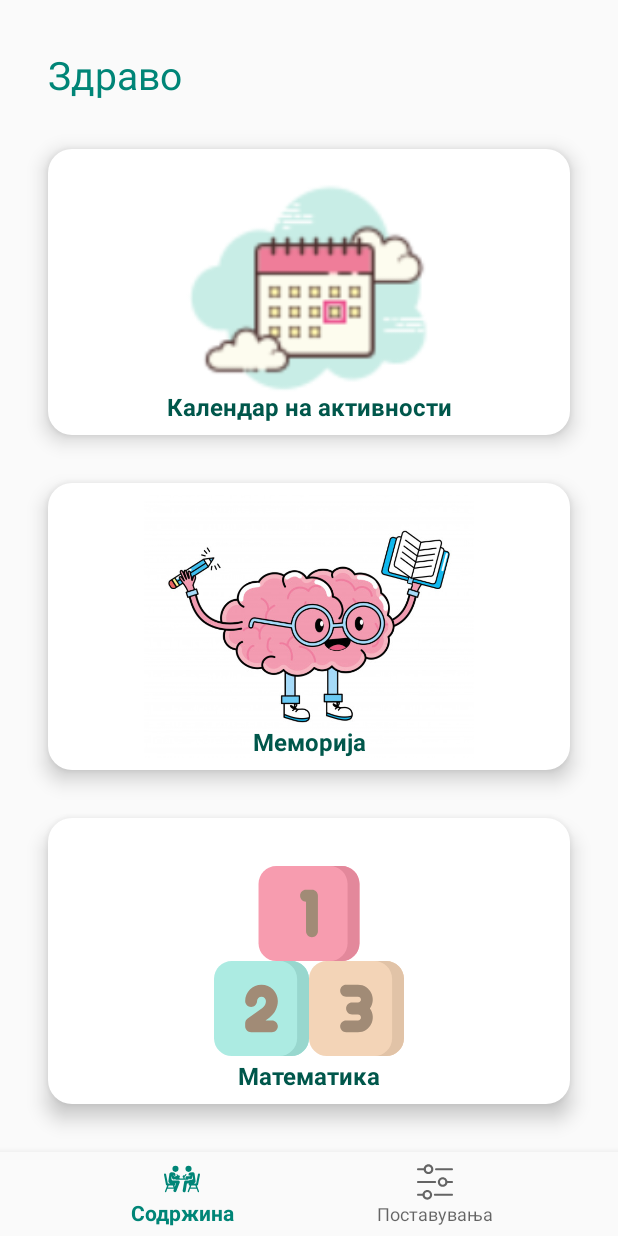
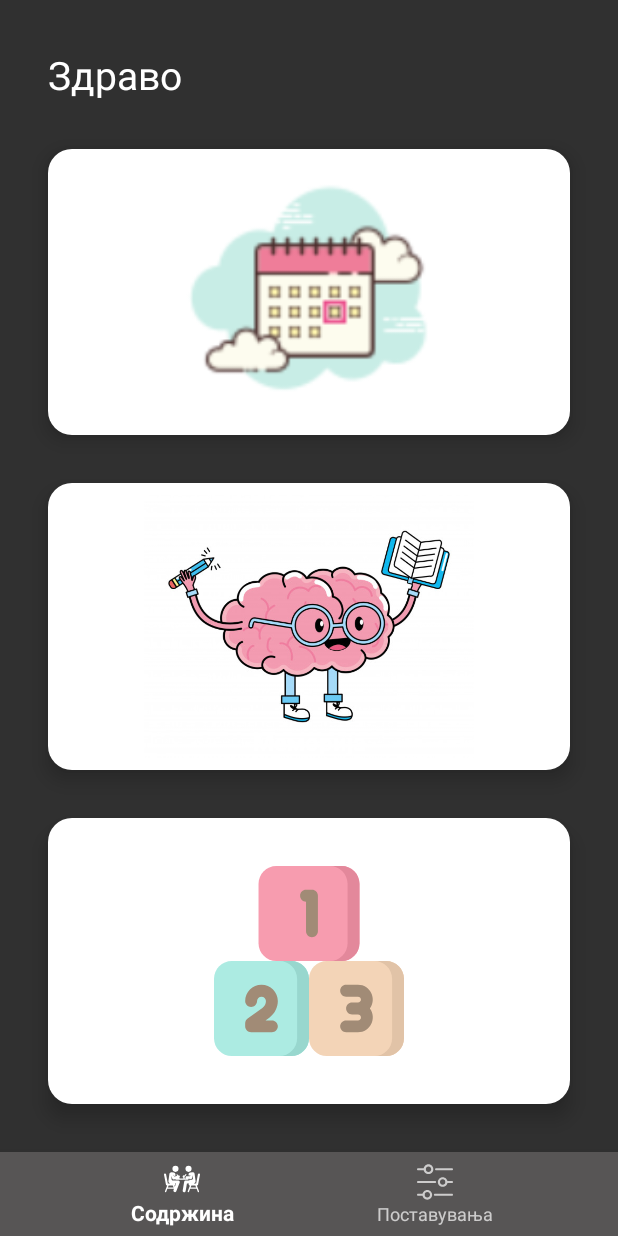
Before and after one commit to MarioMitrevski/ADHD-Memorize-0rganize-Play-Android-App, an Android app: the screen it shows after launch once a user with an empty profile is signed in (MainActivity), on a phone screen of 412 x 824 dp. Run offline under Robolectric (Android 15) with nearby library versions, the phone set to English and light mode, and no system bars; our stand-ins replace Firebase (no records; nobody signed in at launch, a user with empty details on screens opened directly), navigation-ui.

Commit message:
Implemented dark theme.

```diff
--- a/app/src/main/AndroidManifest.xml
+++ b/app/src/main/AndroidManifest.xml
@@ -7,8 +7,7 @@
         android:icon="@mipmap/ic_launcher"
         android:label="@string/app_name"
         android:roundIcon="@mipmap/ic_launcher_round"
-        android:supportsRtl="true"
-        android:theme="@style/AppTheme">
+        android:supportsRtl="true">
         <activity android:name=".authentication.AuthenticationActivity" />
         <activity
             android:name=".authentication.SplashScreenActivity"
--- a/app/src/main/java/com/example/myfirstapp/MainActivity.java
+++ b/app/src/main/java/com/example/myfirstapp/MainActivity.java
@@ -1,6 +1,7 @@
 package com.example.myfirstapp;
 
 import android.content.Context;
+import android.content.Intent;
 import android.content.SharedPreferences;
 import android.media.AudioManager;
 import android.os.Build;
@@ -13,28 +14,37 @@ import androidx.navigation.NavController;
 import androidx.navigation.fragment.NavHostFragment;
 import androidx.navigation.ui.NavigationUI;
 
-import com.example.myfirstapp.databinding.ActivityMainBinding;
+import com.example.myfirstapp.authentication.SplashScreenActivity;
 import com.example.myfirstapp.ui.settings.SettingsFragment;
 
-public class MainActivity extends AppCompatActivity implements SettingsFragment.SettingsSoundStateListener, KeyEvent.Callback {
+public class MainActivity extends AppCompatActivity implements SettingsFragment.SettingsStateListener, KeyEvent.Callback {
     SharedPreferences sharedPreferences;
     AudioManager audioManager;
 
     @Override
     protected void onCreate(Bundle savedInstanceState) {
+        sharedPreferences =
+                getSharedPreferences("com.example.myfirstapp.userstore", Context.MODE_PRIVATE);
+        checkAndSetTheme();
         super.onCreate(savedInstanceState);
-        com.example.myfirstapp.databinding.ActivityMainBinding binding = ActivityMainBinding
+        com.example.myfirstapp.databinding.ActivityMainBinding binding = com.example.myfirstapp.databinding.ActivityMainBinding
                 .inflate(getLayoutInflater());
         View view = binding.getRoot();
         setContentView(view);
-        sharedPreferences =
-                getSharedPreferences("com.example.myfirstapp.userstore", Context.MODE_PRIVATE);
         audioManager = (AudioManager) getSystemService(AUDIO_SERVICE);
-        checkSound();
+        checkAndSetSound();
         NavHostFragment navHostFragment = (NavHostFragment) getSupportFragmentManager()
                 .findFragmentById(R.id.nav_host_fragment);
         NavController navController = navHostFragment.getNavController();
         NavigationUI.setupWithNavController(binding.navView, navController);
+    }
+
+    private void checkAndSetTheme() {
+        if (sharedPreferences.getBoolean("darkTheme", true)) {
+            setTheme(R.style.AppDarkTheme);
+        } else {
+            setTheme(R.style.AppTheme);
+        }
     }
 
     @Override
@@ -50,10 +60,10 @@ public class MainActivity extends AppCompatActivity implements SettingsFragment.
     @Override
     protected void onStart() {
         super.onStart();
-        checkSound();
+        checkAndSetSound();
     }
 
-    private void checkSound() {
+    private void checkAndSetSound() {
         if (sharedPreferences.getBoolean("soundOn", true)) {
             if (Build.VERSION.SDK_INT >= Build.VERSION_CODES.M) {
                 muteOrUnmute(AudioManager.ADJUST_UNMUTE);
@@ -72,7 +82,12 @@ public class MainActivity extends AppCompatActivity implements SettingsFragment.
 
     @Override
     public void onSoundChange() {
-        checkSound();
+        checkAndSetSound();
         SettingsFragment.binding.switchEnableSound.setChecked(true);
     }
+
+    @Override
+    public void onThemeChange() {
+        checkAndSetTheme();
+    }
 }
--- a/app/src/main/res/drawable/btn_rounded_background.xml
+++ b/app/src/main/res/drawable/btn_rounded_background.xml
@@ -1,6 +1,6 @@
 <?xml version="1.0" encoding="utf-8"?>
 <shape xmlns:android="http://schemas.android.com/apk/res/android">
-    <solid android:color="@color/colorPrimary"/>
+    <solid android:color="?attr/btnRoundedBackground"/>
     <corners
         android:radius="20dp"/>
 </shape>
--- a/app/src/main/res/drawable/edit_text_background.xml
+++ b/app/src/main/res/drawable/edit_text_background.xml
@@ -3,7 +3,7 @@
     android:shape="rectangle"
     android:padding="50dp">
 
-    <solid android:color="@color/colorLightBrown" />
+    <solid android:color="?attr/editTextColorTheme" />
     <corners
         android:radius="20dp" />
 </shape>
--- a/app/src/main/res/layout/activity_main.xml
+++ b/app/src/main/res/layout/activity_main.xml
@@ -24,7 +24,7 @@
         android:layout_height="wrap_content"
         android:layout_marginStart="0dp"
         android:layout_marginEnd="0dp"
-        android:background="?android:attr/windowBackground"
+        android:background="?attr/windowBackground"
         app:layout_constraintBottom_toBottomOf="parent"
         app:layout_constraintLeft_toLeftOf="parent"
         app:layout_constraintRight_toRightOf="parent"
--- a/app/src/main/res/layout/fragment_content.xml
+++ b/app/src/main/res/layout/fragment_content.xml
@@ -14,7 +14,7 @@
         android:layout_marginTop="32dp"
         android:text="@string/welcome_message"
         android:textSize="26sp"
-        android:textColor="@color/colorPrimary"
+        android:textColor="?attr/textColorTheme"
         app:layout_constraintStart_toStartOf="parent"
         app:layout_constraintTop_toTopOf="parent" />
 
@@ -42,7 +42,7 @@
             android:layout_height="wrap_content"
             android:layout_marginBottom="8dp"
             android:text="@string/calendar"
-            android:textColor="@color/colorPrimaryDark"
+            android:textColor="?attr/textColorTheme"
             android:textSize="16sp"
             android:textStyle="bold"
             app:layout_constraintBottom_toBottomOf="parent"
@@ -75,7 +75,7 @@
             android:layout_height="wrap_content"
             android:layout_marginBottom="8dp"
             android:text="@string/memory"
-            android:textColor="@color/colorPrimaryDark"
+            android:textColor="?attr/textColorTheme"
             android:textSize="16sp"
             android:textStyle="bold"
             app:layout_constraintBottom_toBottomOf="parent"
@@ -109,7 +109,7 @@
             android:layout_height="wrap_content"
             android:layout_marginBottom="8dp"
             android:text="@string/math"
-            android:textColor="@color/colorPrimaryDark"
+            android:textColor="?attr/textColorTheme"
             android:textSize="16sp"
             android:textStyle="bold"
             app:layout_constraintBottom_toBottomOf="parent"
--- a/app/src/main/res/layout/fragment_login.xml
+++ b/app/src/main/res/layout/fragment_login.xml
@@ -12,7 +12,7 @@
         android:layout_marginTop="16dp"
         android:gravity="center"
         android:text="@string/login_title"
-        android:textColor="@color/light_black"
+        android:textColor="?attr/textColorTheme"
         android:textSize="24sp"
         app:layout_constraintEnd_toEndOf="parent"
         app:layout_constraintStart_toStartOf="parent"
@@ -27,7 +27,7 @@
         android:hint="@string/login_email_hint"
         android:importantForAutofill="no"
         android:inputType="textEmailAddress"
-        android:textColor="@color/colorEditTextDark"
+        android:textColor="?attr/textColorTheme"
         app:layout_constraintEnd_toEndOf="parent"
         app:layout_constraintStart_toStartOf="parent"
         app:layout_constraintTop_toBottomOf="@+id/login_title_view" />
--- a/app/src/main/res/layout/fragment_math.xml
+++ b/app/src/main/res/layout/fragment_math.xml
@@ -32,7 +32,7 @@
             android:layout_height="wrap_content"
             android:layout_centerInParent="true"
             android:layout_gravity="center"
-            android:textColor="@color/light_black"
+            android:textColor="?attr/textColorTheme"
             android:textSize="22sp" />
 
     </androidx.appcompat.widget.Toolbar>
@@ -55,7 +55,7 @@
         android:layout_marginEnd="24dp"
         android:gravity="center"
         android:maxLines="5"
-        android:textColor="@color/colorPrimary"
+        android:textColor="?attr/textColorTheme"
         android:textSize="22sp"
         android:textStyle="normal"
         android:typeface="normal"
@@ -67,6 +67,7 @@
         android:id="@+id/text_view_user_points"
         android:layout_width="wrap_content"
         android:layout_height="wrap_content"
+        android:textColor="?attr/textColorTheme"
         app:layout_constraintBottom_toBottomOf="@+id/lottieanimationview_game_counter"
         app:layout_constraintEnd_toStartOf="@+id/lottieanimationview_game_counter"
         app:layout_constraintStart_toStartOf="parent"
--- a/app/src/main/res/layout/to_do_item_layout.xml
+++ b/app/src/main/res/layout/to_do_item_layout.xml
@@ -20,7 +20,7 @@
         android:layout_height="wrap_content"
         android:layout_marginEnd="4dp"
         android:text="Напиши ја домашната"
-        android:textColor="@color/light_black"
+        android:textColor="?attr/textColorTheme"
         android:textSize="@dimen/todo_item_title_txt_size"
         app:layout_constraintEnd_toEndOf="parent"
         app:layout_constraintStart_toEndOf="@+id/imageView"
@@ -32,6 +32,7 @@
         android:layout_height="wrap_content"
         android:textSize="@dimen/todo_item_time_txt_size"
         android:text="12:00"
+        android:textColor="?attr/textColorTheme"
         app:layout_constraintStart_toEndOf="@+id/imageView"
         app:layout_constraintTop_toBottomOf="@id/titleView" />
 
--- a/app/src/main/res/values/colors.xml
+++ b/app/src/main/res/values/colors.xml
@@ -12,4 +12,6 @@
     <color name="colorBlue">#00ccff</color>
     <color name="colorMagenta">#df4269</color>
     <color name="colorLightBrown">#F4DBC4</color>
+    <color name="darkGray">#2B2929</color>
+    <color name="gray">#575555</color>
 </resources>
--- a/app/src/main/res/values/strings.xml
+++ b/app/src/main/res/values/strings.xml
@@ -1,5 +1,5 @@
 <resources>
-    <string name="app_name">My First App</string>
+    <string name="app_name">Научи, меморирај и планирај</string>
     <!-- TODO: Remove or change this placeholder text -->
     <string name="hello_blank_fragment">Hello blank fragment</string>
     <string name="title_content">Содржина</string>
@@ -34,4 +34,5 @@
     <string name="passwords_not_match_text">Лозинките не се исти!</string>
     <string name="nickname_text">Твојот надимак</string>
     <string name="enable_sound_app_text">Вклучи звук во апликацијата</string>
+    <string name="enable_dark_theme_text">Вклучи темна тема</string>
 </resources>
--- a/app/src/main/res/values/styles.xml
+++ b/app/src/main/res/values/styles.xml
@@ -3,16 +3,32 @@
     <!-- Base application theme. -->
     <style name="AppTheme" parent="Theme.AppCompat.Light.NoActionBar">
         <!-- Customize your theme here. -->
-        <item name="colorPrimary">@color/colorPrimary</item>
+        <item name="colorPrimary">@color/white</item>
         <item name="colorPrimaryDark">@color/colorPrimaryDark</item>
         <item name="colorAccent">@color/colorAccent</item>
+        <item name="backgroundColorTheme">@color/white</item>
+        <item name="textColorTheme">@color/colorPrimaryDark</item>
+        <item name="textBarColorTheme">@color/colorPrimaryDark</item>
+        <item name="editTextColorTheme">@color/colorLightBrown</item>
+        <item name="btnRoundedBackground">@color/colorPrimaryDark</item>
+        <item name="windowBackground">@color/colorPrimary</item>
+        <item name="windowNoTitle">true</item>
+        <item name="windowActionBar">false</item>
     </style>
 
-    <style name="SettingsTheme" parent="Theme.AppCompat.Light.NoActionBar">
+    <style name="AppDarkTheme" parent="Theme.AppCompat.NoActionBar">
         <!-- Customize your theme here. -->
-        <item name="colorPrimary">@color/colorPrimary</item>
-        <item name="colorPrimaryDark">@color/colorPrimaryDark</item>
-        <item name="colorAccent">@color/colorPrimaryDark</item>
+        <item name="colorPrimary">@color/white</item>
+        <item name="colorPrimaryDark">@color/gray</item>
+        <item name="colorAccent">@color/colorBlue</item>
+        <item name="backgroundColorTheme">@color/white</item>
+        <item name="textColorTheme">@color/white</item>
+        <item name="textBarColorTheme">@color/darkGray</item>
+        <item name="editTextColorTheme">@color/colorBlue</item>
+        <item name="btnRoundedBackground">@color/colorBlue</item>
+        <item name="windowBackground">@color/gray</item>
+        <item name="windowNoTitle">true</item>
+        <item name="windowActionBar">false</item>
     </style>
 
     <style name="SplashScreenTheme" parent="Theme.AppCompat.NoActionBar">
```
Also changed, not shown: app/src/main/java/com/example/myfirstapp/ui/settings/SettingsFragment.java (+32 -9 lines), app/src/main/res/layout/fragment_register.xml (+6 -2 lines), app/src/main/res/layout/fragment_settings.xml (+18 -3 lines), app/src/main/res/values/attr.xml (added, +11 -0 lines).
